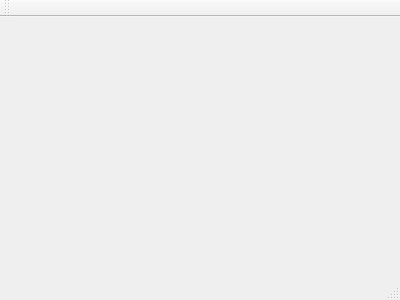
Old version of the form CETServerApplication/cetserver.ui in the repository paulina7m/COMP3004OmegaSquad.
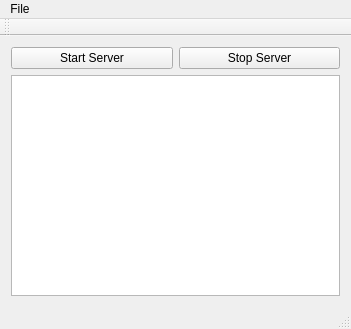
New version of the form.

Diff of the .ui file:
```diff
--- a/CETServerApplication/cetserver.ui
+++ b/CETServerApplication/cetserver.ui
@@ -1,24 +1,75 @@
 <ui version="4.0">
  <class>CETServer</class>
- <widget class="QMainWindow" name="CETServer" >
-  <property name="geometry" >
+ <widget class="QMainWindow" name="CETServer">
+  <property name="geometry">
    <rect>
     <x>0</x>
     <y>0</y>
-    <width>400</width>
-    <height>300</height>
+    <width>351</width>
+    <height>329</height>
    </rect>
   </property>
   <property name="windowTitle" >
    <string>CETServer</string>
   </property>
-  <widget class="QMenuBar" name="menuBar" />
-  <widget class="QToolBar" name="mainToolBar" />
-  <widget class="QWidget" name="centralWidget" />
-  <widget class="QStatusBar" name="statusBar" />
+  <widget class="QWidget" name="centralWidget">
+   <layout class="QGridLayout" name="gridLayout">
+    <item row="0" column="0">
+     <widget class="QPushButton" name="startServerButton">
+      <property name="text">
+       <string>Start Server</string>
+      </property>
+     </widget>
+    </item>
+    <item row="0" column="1">
+     <widget class="QPushButton" name="stopServerButton">
+      <property name="text">
+       <string>Stop Server</string>
+      </property>
+     </widget>
+    </item>
+    <item row="1" column="0" colspan="2">
+     <widget class="QPlainTextEdit" name="statusText">
+      <property name="readOnly">
+       <bool>true</bool>
+      </property>
+     </widget>
+    </item>
+   </layout>
+  </widget>
+  <widget class="QMenuBar" name="menuBar">
+   <property name="geometry">
+    <rect>
+     <x>0</x>
+     <y>0</y>
+     <width>351</width>
+     <height>22</height>
+    </rect>
+   </property>
+   <widget class="QMenu" name="menuFile">
+    <property name="title">
+     <string>File</string>
+    </property>
+    <addaction name="actionExit"/>
+   </widget>
+   <addaction name="menuFile"/>
+  </widget>
+  <widget class="QToolBar" name="mainToolBar">
+   <attribute name="toolBarArea">
+    <enum>TopToolBarArea</enum>
+   </attribute>
+   <attribute name="toolBarBreak">
+    <bool>false</bool>
+   </attribute>
+  </widget>
+  <widget class="QStatusBar" name="statusBar"/>
+  <action name="actionExit">
+   <property name="text">
+    <string>Exit</string>
+   </property>
+  </action>
  </widget>
- <layoutDefault spacing="6" margin="11" />
- <pixmapfunction></pixmapfunction>
+ <layoutdefault spacing="6" margin="11"/>
  <resources/>
  <connections/>
 </ui>
```
Left out of the diff: 42 changed lines with no effect on the pictures.
